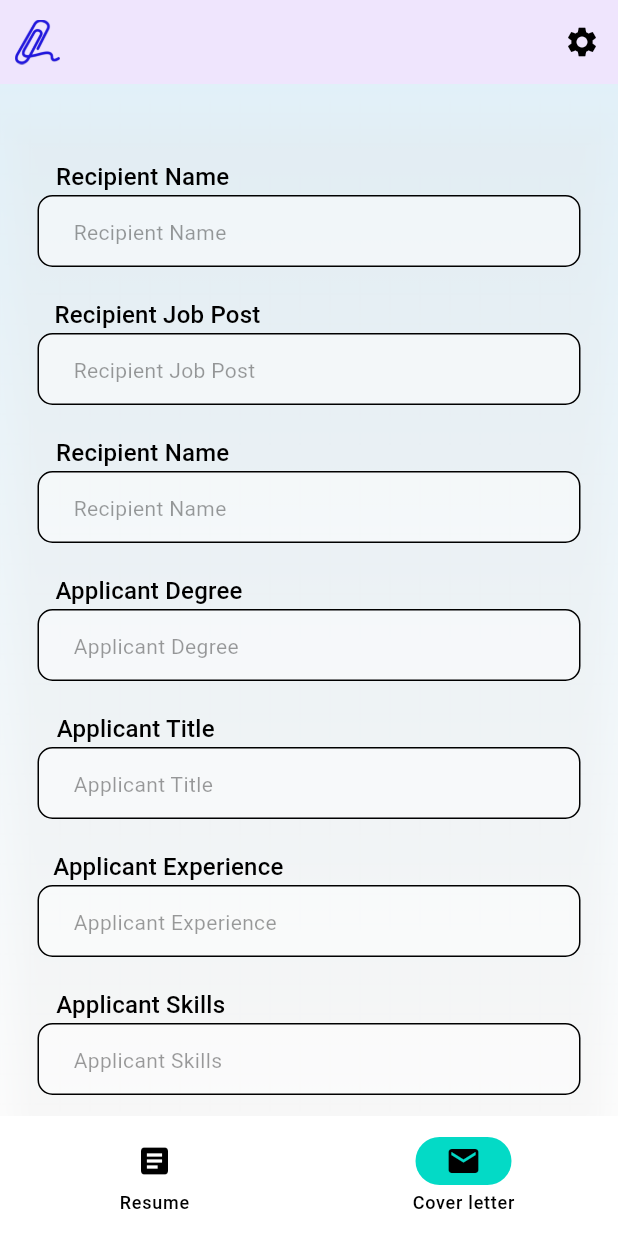
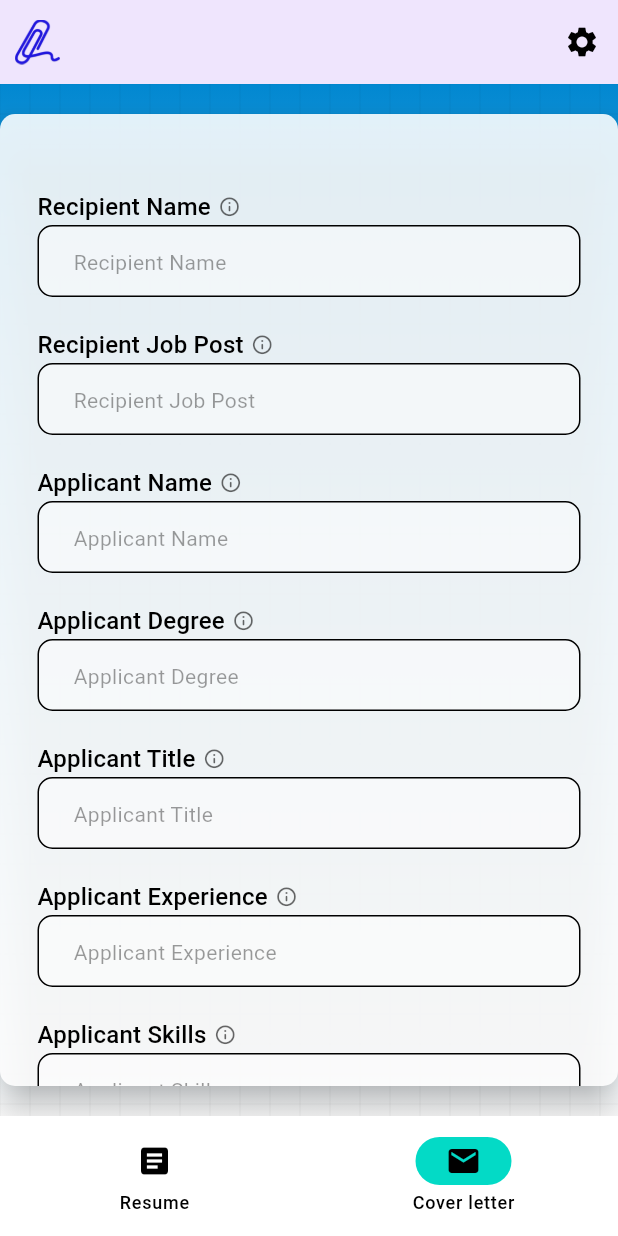
Before and after one commit to ahmedrasar/resumeflow, a Flutter app: the CoverLetterScreen screen opened by its route, on a phone screen of 412 x 824 dp. Run offline on Flutter 3.47's test engine with Material 3 defaults, Android fonts, the phone set to English and light mode, and no system bars; our stand-ins replace firebase_core, flutter_animate, go_router, google_fonts, shared_preferences; missing offline and left inert: window_manager; accounts and stored records are empty; Roboto replaces fonts that are missing (Pangolin, Tinos).

Commit message:
Update cover letter screen

```diff
--- a/lib/l10n/resumeflow_localizations.dart
+++ b/lib/l10n/resumeflow_localizations.dart
@@ -328,6 +328,84 @@ abstract class ResumeflowLocalizations {
   /// In en, this message translates to:
   /// **'Create Cover Letter'**
   String get createCoverLetter;
+
+  /// No description provided for @recipientNameTooltip.
+  ///
+  /// In en, this message translates to:
+  /// **'Enter the full name of the recipient (e.g., hiring manager or recruiter).'**
+  String get recipientNameTooltip;
+
+  /// No description provided for @recipientJobPostTooltip.
+  ///
+  /// In en, this message translates to:
+  /// **'Enter the job post that you want to apply to.'**
+  String get recipientJobPostTooltip;
+
+  /// No description provided for @applicantNameTooltip.
+  ///
+  /// In en, this message translates to:
+  /// **'Provide your full name as it appears on official documents.'**
+  String get applicantNameTooltip;
+
+  /// No description provided for @applicantAddressTooltip.
+  ///
+  /// In en, this message translates to:
+  /// **'Enter your complete residential address, including city and postal code.'**
+  String get applicantAddressTooltip;
+
+  /// No description provided for @applicantTelephoneTooltip.
+  ///
+  /// In en, this message translates to:
+  /// **'Provide your active phone number for communication purposes.'**
+  String get applicantTelephoneTooltip;
+
+  /// No description provided for @applicantEmailTooltip.
+  ///
+  /// In en, this message translates to:
+  /// **'Enter your email address where you can be reached.'**
+  String get applicantEmailTooltip;
+
+  /// No description provided for @applicantDegreeTooltip.
+  ///
+  /// In en, this message translates to:
+  /// **'Mention the highest degree or qualification you\'ve obtained (e.g., Bachelor\'s in Computer Science).'**
+  String get applicantDegreeTooltip;
+
+  /// No description provided for @applicantTitleTooltip.
+  ///
+  /// In en, this message translates to:
+  /// **'State your current job title or professional designation (e.g., Project Manager).'**
+  String get applicantTitleTooltip;
+
+  /// No description provided for @applicantExperienceTooltip.
+  ///
+  /// In en, this message translates to:
+  /// **'Summarize your relevant work experience, including years in the field.'**
+  String get applicantExperienceTooltip;
+
+  /// No description provided for @applicantSkillsTooltip.
+  ///
+  /// In en, this message translates to:
+  /// **'List the key skills that make you suitable for the role (e.g., JavaScript, problem-solving, leadership).'**
+  String get applicantSkillsTooltip;
+
+  /// No description provided for @exportToDocx.
+  ///
+  /// In en, this message translates to:
+  /// **'Export to DOCX'**
+  String get exportToDocx;
+
+  /// No description provided for @closeBtn.
+  ///
+  /// In en, this message translates to:
+  /// **'Close'**
+  String get closeBtn;
+
+  /// No description provided for @copyBtn.
+  ///
+  /// In en, this message translates to:
+  /// **'Copy'**
+  String get copyBtn;
 }
 
 class _ResumeflowLocalizationsDelegate extends LocalizationsDelegate<ResumeflowLocalizations> {
--- a/lib/models/coverletter_models/coverletter_data.dart
+++ b/lib/models/coverletter_models/coverletter_data.dart
@@ -14,7 +14,7 @@ class CoverletterData {
   final String applicantExperience;
   final String applicantSkills;
 
-  CoverletterData({
+  const CoverletterData({
     required this.recipientName,
     required this.recipientJobPost,
     required this.applicantName,
--- a/lib/services/coverletter_gen_service/coverletter_gen_service.dart
+++ b/lib/services/coverletter_gen_service/coverletter_gen_service.dart
@@ -5,7 +5,7 @@ import 'package:resumeflow/models/coverletter_models/coverletter_models.dart';
 
 class CoverletterGenerationService {
   final http.Client _client;
-  static final _apiUrl = 'https://resumeai.up.railway.app';
+  static const _apiUrl = 'https://resumeai.up.railway.app';
 
   CoverletterGenerationService(http.Client httpClient) : _client = httpClient;
 
--- a/lib/ui/cover_letter_screen/cover_letter_screen.dart
+++ b/lib/ui/cover_letter_screen/cover_letter_screen.dart
@@ -4,7 +4,7 @@ import 'package:resumeflow/l10n/resumeflow_localizations.dart';
 import 'package:resumeflow/models/coverletter_models/coverletter_models.dart';
 import 'package:resumeflow/services/coverletter_gen_service/coverletter_gen_service.dart';
 import 'package:resumeflow/ui/widgets/grid_background.dart';
-import 'package:resumeflow/utils/adaptive_helper/adaptive_helper.dart';
+import 'package:flutter/services.dart';
 
 class CoverLetterScreen extends StatefulWidget {
   const CoverLetterScreen({super.key});
@@ -46,17 +46,36 @@ class _CoverLetterScreenState extends State<CoverLetterScreen> {
   final TextEditingController _applicantSkillsController =
       TextEditingController();
 
-  Widget _buildTextField(
-      {required String hint, required TextEditingController controller}) {
+  bool _loading = false;
+
+  Widget _buildTextField({
+    required String hint,
+    required String tooltip,
+    required TextEditingController controller,
+  }) {
     return Column(
       crossAxisAlignment: CrossAxisAlignment.start,
       children: [
+        Row(
+          spacing: 5,
+          children: [
             Align(
-            alignment: AlignmentDirectional(-0.9, 0),
+              alignment: Alignment(-0.9, 0),
               child: Text(
                 hint,
                 style: Theme.of(context).textTheme.titleMedium,
-            )),
+              ),
+            ),
+            Tooltip(
+              message: tooltip,
+              child: Icon(
+                Icons.info_outline_rounded,
+                size: 15,
+                color: Theme.of(context).iconTheme.color?.withAlpha(150),
+              ),
+            )
+          ],
+        ),
         TextFormField(
           controller: controller,
           minLines: 1,
@@ -91,17 +110,16 @@ class _CoverLetterScreenState extends State<CoverLetterScreen> {
   Widget build(BuildContext context) {
     return Scaffold(
       body: GridBackground(
-        child: Center(
+        child: Align(
+          alignment: Alignment.topCenter,
           child: ConstrainedBox(
             constraints: BoxConstraints(maxWidth: 600),
+            child: Padding(
+              padding: const EdgeInsets.symmetric(vertical: 20),
               child: Material(
                 color: Theme.of(context).colorScheme.surface.withAlpha(225),
                 elevation: 10,
-              borderRadius:
-                  AdaptiveHelper(width: MediaQuery.sizeOf(context).width)
-                          .isWide()
-                      ? BorderRadius.circular(10)
-                      : null,
+                borderRadius: BorderRadius.circular(10),
                 child: ScrollConfiguration(
                   behavior: ScrollBehavior().copyWith(scrollbars: false),
                   child: SingleChildScrollView(
@@ -112,6 +130,7 @@ class _CoverLetterScreenState extends State<CoverLetterScreen> {
                         _buildForm(),
                         _bulildSummitBtn(),
                       ],
+                    ),
                   ),
                 ),
               ),
@@ -131,39 +150,51 @@ class _CoverLetterScreenState extends State<CoverLetterScreen> {
         spacing: 20,
         children: [
           _buildTextField(
-              hint: l10n.recipientName, controller: _applicantNameController),
+              hint: l10n.recipientName,
+              tooltip: l10n.recipientNameTooltip,
+              controller: _recipientNameController),
           _buildTextField(
               hint: l10n.recipientJobPost,
+              tooltip: l10n.recipientJobPostTooltip,
               controller: _recipientJobPostController),
           _buildTextField(
-              hint: l10n.recipientName, controller: _recipientNameController),
+              hint: l10n.applicantName,
+              tooltip: l10n.applicantNameTooltip,
+              controller: _applicantNameController),
           _buildTextField(
               hint: l10n.applicantDegree,
+              tooltip: l10n.applicantDegreeTooltip,
               controller: _applicantDegreeController),
           _buildTextField(
-              hint: l10n.applicantTitle, controller: _applicantTitleController),
+              hint: l10n.applicantTitle,
+              tooltip: l10n.applicantTitleTooltip,
+              controller: _applicantTitleController),
           _buildTextField(
               hint: l10n.applicantExperience,
+              tooltip: l10n.applicantExperienceTooltip,
               controller: _applicantExperienceController),
           _buildTextField(
               hint: l10n.applicantSkills,
+              tooltip: l10n.applicantSkillsTooltip,
               controller: _applicantSkillsController),
           _buildTextField(
               hint: l10n.applicantAddress,
+              tooltip: l10n.applicantAddressTooltip,
               controller: _applicantAddressController),
           _buildTextField(
               hint: l10n.applicantTelephone,
+              tooltip: l10n.applicantTelephoneTooltip,
               controller: _applicantTelephoneController),
           _buildTextField(
-              hint: l10n.applicantEmail, controller: _applicantEmailController),
+              hint: l10n.applicantEmail,
+              tooltip: l10n.applicantEmailTooltip,
+              controller: _applicantEmailController),
         ],
       ),
     );
   }
 
   Future<CoverletterModel?> __generateCoverletter() async {
-    if (!_formKey.currentState!.validate()) return null;
-
     final data = CoverletterData(
         recipientName: _applicantNameController.text,
         recipientJobPost: _recipientJobPostController.text,
@@ -187,26 +218,104 @@ class _CoverLetterScreenState extends State<CoverLetterScreen> {
 
   Widget _bulildSummitBtn() {
     return ElevatedButton(
-        style: ButtonStyle(
+      style: _loading
+          ? ButtonStyle(
               fixedSize: WidgetStatePropertyAll(Size(200, 50)),
-            backgroundColor:
-                WidgetStatePropertyAll(Theme.of(context).colorScheme.primary),
-            foregroundColor: WidgetStatePropertyAll(
-                Theme.of(context).colorScheme.onPrimary)),
-        onPressed: () async {
+              backgroundColor: WidgetStatePropertyAll(Colors.grey.shade800),
+            )
+          : ButtonStyle(
+              fixedSize: WidgetStatePropertyAll(Size(200, 50)),
+              backgroundColor: WidgetStatePropertyAll(
+                  Theme.of(context).colorScheme.secondary),
+            ),
+      onPressed: _loading
+          ? null
+          : () async {
               validatedBefore = true;
+              if (!_formKey.currentState!.validate()) return;
+
+              setState(() {
+                _loading = true;
+              });
+
               final coverletter = await __generateCoverletter();
               if (!mounted) return;
               final l10n = ResumeflowLocalizations.of(context);
-
-          ScaffoldMessenger.of(context).showSnackBar(
-            SnackBar(
-              content: Text(
-                coverletter == null ? l10n.errorMessage : coverletter.genBody,
+              if (coverletter == null) {
+                ScaffoldMessenger.of(context).showSnackBar(SnackBar(
+                    content: Text(l10n.errorMessage),
+                    elevation: 10,
+                    margin: EdgeInsets.symmetric(horizontal: 50),
+                    backgroundColor: Theme.of(context).colorScheme.error));
+              } else {
+                await showDialog(
+                    context: context,
+                    builder: (context) {
+                      return AlertDialog(
+                        title: Row(
+                          mainAxisAlignment: MainAxisAlignment.spaceBetween,
+                          children: [
+                            Text(l10n.coverletterText),
+                            Wrap(
+                              children: [
+                                IconButton(
+                                  onPressed: () async {
+                                    await Clipboard.setData(ClipboardData(
+                                        text: coverletter.genBody));
+                                  },
+                                  tooltip: l10n.copyBtn,
+                                  icon: Icon(Icons.copy),
+                                ),
+                                FilledButton(
+                                  onPressed: () {},
+                                  child: Text(l10n.exportToDocx),
+                                ),
+                              ],
+                            ),
+                          ],
+                        ),
+                        content: ConstrainedBox(
+                          constraints: BoxConstraints.loose(Size(400, 600)),
+                          child: Card.filled(
+                            color: Theme.of(context).colorScheme.surface,
+                            margin: EdgeInsets.all(10),
+                            child: SelectableText(coverletter.genBody),
                           ),
                         ),
+                        actions: [
+                          ElevatedButton(
+                            onPressed: () => Navigator.of(context).pop(),
+                            child: Text(l10n.closeBtn),
+                          ),
+                        ],
                       );
+                    });
+              }
+
+              setState(() {
+                _loading = false;
+              });
             },
-        child: Text(ResumeflowLocalizations.of(context).createCoverletterBtn));
+      child: _loading
+          ? Row(
+              mainAxisAlignment: MainAxisAlignment.spaceAround,
+              children: [
+                Text(
+                  ResumeflowLocalizations.of(context).createCoverletterBtn,
+                  style: Theme.of(context)
+                      .textTheme
+                      .titleMedium
+                      ?.copyWith(color: Colors.white),
+                ),
+                CircularProgressIndicator(
+                  constraints: BoxConstraints.tight(Size(15, 15)),
+                ),
+              ],
+            )
+          : Text(
+              ResumeflowLocalizations.of(context).createCoverletterBtn,
+              style: Theme.of(context).textTheme.titleMedium,
+            ),
+    );
   }
 }
--- a/lib/ui/home_screen/home_screen.dart
+++ b/lib/ui/home_screen/home_screen.dart
@@ -16,10 +16,14 @@ class HomeScreen extends StatefulWidget {
 }
 
 class _HomeScreenState extends State<HomeScreen> {
-  int _previousBranch = 0;
-  void _goBranch(int index) {
-    _previousBranch = widget.shell.currentIndex;
-    widget.shell.goBranch(index);
+  int _previousBranchIndex = 0;
+
+  @override
+  didUpdateWidget(HomeScreen oldWidget) {
+    super.didUpdateWidget(oldWidget);
+    if (oldWidget.shell.currentIndex != widget.shell.currentIndex) {
+      _previousBranchIndex = oldWidget.shell.currentIndex;
+    }
   }
 
   Widget _buildWideView() {
@@ -56,7 +60,7 @@ class _HomeScreenState extends State<HomeScreen> {
                 label: Text(l10n.settingsText),
               ),
             ],
-            onDestinationSelected: _goBranch,
+            onDestinationSelected: widget.shell.goBranch,
           ),
           Expanded(child: widget.shell),
         ],
@@ -77,8 +81,6 @@ class _HomeScreenState extends State<HomeScreen> {
 
     final isSettings =
         widget.shell.currentIndex == HomeScreen.settingsBranchIndex;
-    goSettings() => _goBranch(HomeScreen.settingsBranchIndex);
-    escapeSettings() => _goBranch(_previousBranch);
 
     return Scaffold(
       appBar: AppBar(
@@ -95,7 +97,9 @@ class _HomeScreenState extends State<HomeScreen> {
               backgroundColor:
                   WidgetStateColor.resolveWith(settingsIconCallback),
             ),
-            onPressed: isSettings ? escapeSettings : goSettings,
+            onPressed: isSettings
+                ? () => widget.shell.goBranch(_previousBranchIndex)
+                : () => widget.shell.goBranch(HomeScreen.settingsBranchIndex),
             icon: Icon(Icons.settings),
           ),
         ],
@@ -104,7 +108,7 @@ class _HomeScreenState extends State<HomeScreen> {
           ? null
           : NavigationBar(
               selectedIndex: widget.shell.currentIndex,
-              onDestinationSelected: _goBranch,
+              onDestinationSelected: widget.shell.goBranch,
               destinations: [
                 NavigationDestination(
                   icon: Icon(Icons.article),
```
Also changed, not shown: lib/l10n/resumeflow_ar.arb (+14 -1 lines), lib/l10n/resumeflow_en.arb (+14 -1 lines), lib/l10n/resumeflow_localizations_ar.dart (+39 -0 lines), lib/l10n/resumeflow_localizations_en.dart (+39 -0 lines). Lines whose indentation alone changed are shown as unchanged.
